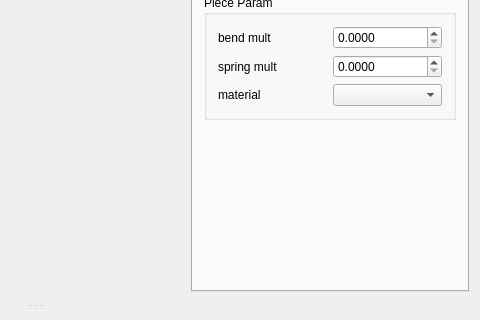
Qt form clothdesigner.ui (dolphin-li/ClothDesigner) before a commit; both pictures show x 410 to 890 and y 297 to 617 of the 890 by 784 pixel window.
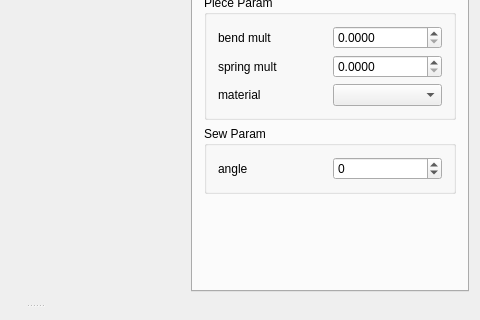
The same form after that commit.

Commit message: sew angles can be specified by the UI. The next: user control.

The edit to the form file:
```diff
--- a/clothdesigner.ui
+++ b/clothdesigner.ui
@@ -10,6 +10,12 @@
     <height>784</height>
    </rect>
   </property>
+  <property name="minimumSize">
+   <size>
+    <width>0</width>
+    <height>0</height>
+   </size>
+  </property>
   <property name="windowTitle">
    <string>ClothDesigner</string>
   </property>
@@ -214,19 +220,6 @@
            </layout>
           </widget>
          </item>
-         <item row="5" column="0">
-          <spacer name="verticalSpacer">
-           <property name="orientation">
-            <enum>Qt::Vertical</enum>
-           </property>
-           <property name="sizeHint" stdset="0">
-            <size>
-             <width>20</width>
-             <height>40</height>
-            </size>
-           </property>
-          </spacer>
-         </item>
          <item row="4" column="0">
           <widget class="QGroupBox" name="groupBox_2">
            <property name="title">
@@ -280,6 +273,51 @@
            </layout>
           </widget>
          </item>
+         <item row="6" column="0">
+          <spacer name="verticalSpacer">
+           <property name="orientation">
+            <enum>Qt::Vertical</enum>
+           </property>
+           <property name="sizeHint" stdset="0">
+            <size>
+             <width>20</width>
+             <height>40</height>
+            </size>
+           </property>
+          </spacer>
+         </item>
+         <item row="5" column="0">
+          <widget class="QGroupBox" name="groupBox_3">
+           <property name="minimumSize">
+            <size>
+             <width>0</width>
+             <height>0</height>
+            </size>
+           </property>
+           <property name="title">
+            <string>Sew Param</string>
+           </property>
+           <layout class="QGridLayout" name="gridLayout_3">
+            <item row="0" column="0">
+             <widget class="QLabel" name="label">
+              <property name="text">
+               <string>angle</string>
+              </property>
+             </widget>
+            </item>
+            <item row="0" column="1">
+             <widget class="QSpinBox" name="sbSewParamAngle">
+              <property name="minimum">
+               <number>-180</number>
+              </property>
+              <property name="maximum">
+               <number>180</number>
+              </property>
+             </widget>
+            </item>
+           </layout>
+          </widget>
+         </item>
         </layout>
        </widget>
        <widget class="QWidget" name="tab">
```
The commit also changes 14 other files.
